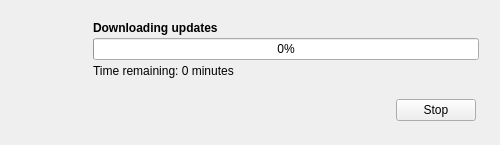
The window that QSimpleUpdater/src/dialogs/download_dialog.ui (alex-spataru/QSimpleUpdater) describes before a commit, drawn with Qt 5.
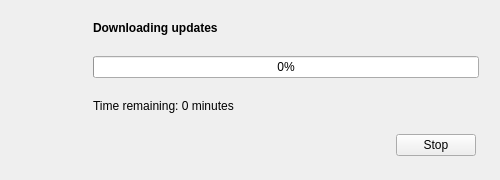
The same window after the commit. Icons and pictures are not drawn.

```diff
--- a/QSimpleUpdater/src/dialogs/download_dialog.ui
+++ b/QSimpleUpdater/src/dialogs/download_dialog.ui
@@ -7,7 +7,7 @@
     <x>0</x>
     <y>0</y>
     <width>500</width>
-    <height>145</height>
+    <height>180</height>
    </rect>
   </property>
   <property name="sizePolicy">
@@ -19,13 +19,13 @@
   <property name="minimumSize">
    <size>
     <width>500</width>
-    <height>145</height>
+    <height>180</height>
    </size>
   </property>
   <property name="maximumSize">
    <size>
     <width>500</width>
-    <height>145</height>
+    <height>180</height>
    </size>
   </property>
   <property name="windowTitle">
```
